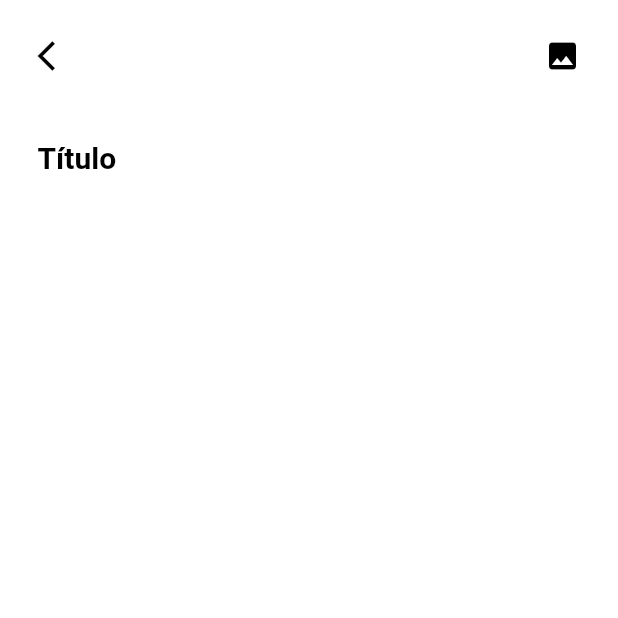
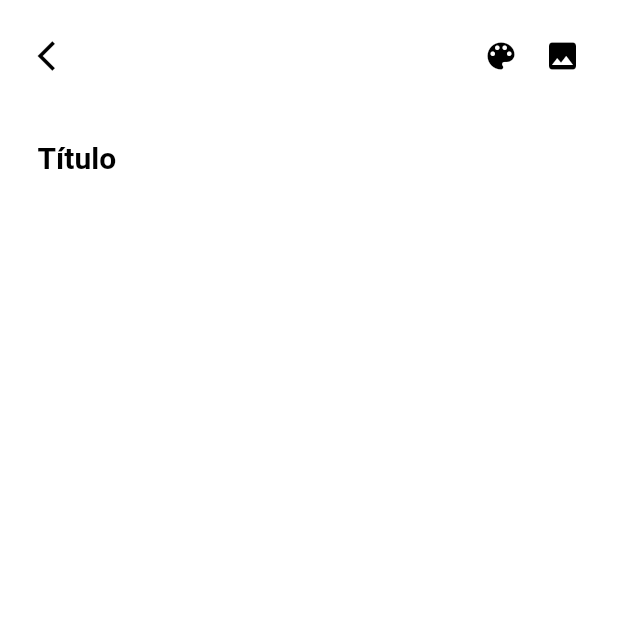
Before and after one commit to llFurtll/NoteCleanArch, a Flutter app: the screen it shows after launch, after a tap on the "add" icon, on a phone screen of 412 x 824 dp, the top half of it. Run offline on Flutter 3.47's test engine with Material 2 defaults, Android fonts, the phone set to English and light mode, and no system bars; our stand-ins replace flutter_colorpicker, sqflite; accounts and stored records are empty.

```diff
--- a/lib/data/model/anotacao_model.dart
+++ b/lib/data/model/anotacao_model.dart
@@ -19,6 +19,8 @@ class AnotacaoModel implements Anotacao {
   @override
   String? titulo;
 
+  String? cor;
+
 
   AnotacaoModel({
     this.id,
@@ -26,7 +28,8 @@ class AnotacaoModel implements Anotacao {
     this.imagemFundo,
     this.observacao,
     this.situacao,
-    this.titulo
+    this.titulo,
+    this.cor
   });
 
   @override
@@ -37,7 +40,8 @@ class AnotacaoModel implements Anotacao {
       imagemFundo: json["imagem_fundo"],
       observacao: json["observacao"],
       situacao: json["situacao"],
-      titulo: json["titulo"]
+      titulo: json["titulo"],
+      cor: json["cor"]
     );
   }
 }
--- a/lib/presentation/pages/createpage/appbar.dart
+++ b/lib/presentation/pages/createpage/appbar.dart
@@ -5,8 +5,12 @@ import 'package:flutter/services.dart';
 
 class AppBarCreate extends StatefulWidget {
   final Function(String pathImage) updateImage;
+  final Function showColorPicker;
 
-  AppBarCreate({required this.updateImage});
+  static bool removeBackground = false;
+  static Color color = Color(0xFF000000);
+
+  AppBarCreate({required this.updateImage, required this.showColorPicker});
 
   @override
   AppBarCreateState createState() => AppBarCreateState();
@@ -14,19 +18,25 @@ class AppBarCreate extends StatefulWidget {
 
 class AppBarCreateState extends State<AppBarCreate> {
 
-  bool _removeBackground = false;
-
   List<Widget> _actions() {
     return [
+    IconButton(
+        icon: Icon(Icons.color_lens),
+        padding: EdgeInsets.only(top: 25.0, bottom: 25.0, right: 10.0),
+        color: AppBarCreate.color,
+        onPressed: () {
+          widget.showColorPicker();
+        },
+      ),
       Visibility(
-        visible: _removeBackground,
+        visible: AppBarCreate.removeBackground,
         child: IconButton(
-          color: Colors.black,
+          color: AppBarCreate.color,
           padding: EdgeInsets.only(top: 25.0, bottom: 25.0, right: 10.0),
           onPressed: () {
             widget.updateImage("");
             setState(() {
-              _removeBackground = false;
+              AppBarCreate.removeBackground = false;
             });
           },
           icon: Icon(Icons.close)
@@ -66,7 +76,7 @@ class AppBarCreateState extends State<AppBarCreate> {
         },
         icon: Icon(
           Icons.photo,
-          color: Colors.black,
+          color: AppBarCreate.color,
         ),
       ),
     ];
@@ -95,9 +105,13 @@ class AppBarCreateState extends State<AppBarCreate> {
             padding: EdgeInsets.all(25.0),
             icon: Icon(
               Icons.arrow_back_ios,
-              color: Colors.black
+              color: AppBarCreate.color
             ),
-            onPressed: () => Navigator.pop(context),
+            onPressed: () {
+              Navigator.pop(context);
+              AppBarCreate.removeBackground = false;
+              AppBarCreate.color = Color(0xFF000000);
+            },
           );
       }
     );
@@ -108,7 +122,7 @@ class AppBarCreateState extends State<AppBarCreate> {
       onTap: () {
         widget.updateImage(image);
         setState(() {
-          _removeBackground = true;
+          AppBarCreate.removeBackground = true;
         });
       },
       child: Container(
--- a/lib/utils/init_database.dart
+++ b/lib/utils/init_database.dart
@@ -14,7 +14,8 @@ Future<Database> initDatabase() async {
             data DATETIME NOT NULL,
             situacao INTEGER NOT NULL,
             imagem_fundo TEXT,
-            observacao TEXT
+            observacao TEXT,
+            cor TEXT
           )
         """
       );
--- a/pubspec.yaml
+++ b/pubspec.yaml
@@ -38,6 +38,7 @@ dev_dependencies:
   build_runner:
   faker:
   sqflite_common_ffi:
+  flutter_colorpicker:
 
 # For information on the generic Dart part of this file, see the
 # following page: https://dart.dev/tools/pub/pubspec
```
Also changed, not shown: lib/data/datasources/sqlite.dart (+5 -5 lines), lib/presentation/pages/createpage/create.dart (+63 -11 lines), lib/presentation/pages/homepage/card.dart (+9 -12 lines), pubspec.lock.
